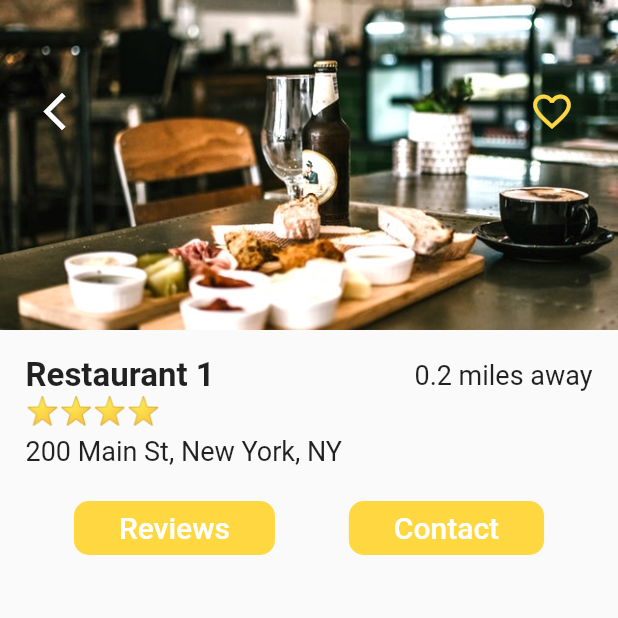
After one commit to hossam-alissa/flutter_food_delivery_ui, a Flutter app: the screen it shows after launch, after a tap on "Restaurant 1", on a phone screen of 412 x 824 dp, the top half of it. The commit adds this screen. Run offline on Flutter 3.47's test engine with Material 2 defaults, Android fonts, the phone set to English and light mode, and no system bars.

Commit message:
ADD image and details in RS

```diff
--- a/lib/screens/home_screen.dart
+++ b/lib/screens/home_screen.dart
@@ -1,6 +1,7 @@
 import 'package:flutter/material.dart';
 import 'package:flutter_food_delivery_ui/data/data.dart';
 import 'package:flutter_food_delivery_ui/models/restaurant.dart';
+import 'package:flutter_food_delivery_ui/screens/restaurant_screen.dart';
 import 'package:flutter_food_delivery_ui/widgets/rating_stars.dart';
 import 'package:flutter_food_delivery_ui/widgets/recent_orders.dart';
 
@@ -13,7 +14,12 @@ class _HomeScreenState extends State<HomeScreen> {
   _buildRestaurants() {
     List<Widget> restaurantList = [];
     restaurants.forEach((Restaurant restaurant) {
-      restaurantList.add(Container(
+      restaurantList.add(GestureDetector(
+        onTap: () => Navigator.push(
+            context,
+            MaterialPageRoute(
+                builder: (_) => RestaurantScreen(restaurant: restaurant))),
+        child: Container(
           margin: EdgeInsets.symmetric(horizontal: 20.0, vertical: 10.0),
           decoration: BoxDecoration(
             color: Colors.white,
@@ -24,11 +30,14 @@ class _HomeScreenState extends State<HomeScreen> {
             children: [
               ClipRRect(
                 borderRadius: BorderRadius.circular(15.0),
+                child: Hero(
+                  tag: restaurant.imageUrl,
                   child: Image(
                     height: 150.0,
                     width: 150.0,
                     image: AssetImage(restaurant.imageUrl),
                     fit: BoxFit.cover,
+                  ),
                 ),
               ),
               Expanded(
@@ -40,8 +49,8 @@ class _HomeScreenState extends State<HomeScreen> {
                     children: [
                       Text(
                         restaurant.name,
-                      style:
-                          TextStyle(fontSize: 20.0, fontWeight: FontWeight.bold),
+                        style: TextStyle(
+                            fontSize: 20.0, fontWeight: FontWeight.bold),
                         overflow: TextOverflow.ellipsis,
                       ),
                       SizedBox(height: 4.0),
@@ -49,15 +58,15 @@ class _HomeScreenState extends State<HomeScreen> {
                       SizedBox(height: 4.0),
                       Text(
                         restaurant.address,
-                      style:
-                          TextStyle(fontSize: 16.0, fontWeight: FontWeight.w600),
+                        style: TextStyle(
+                            fontSize: 16.0, fontWeight: FontWeight.w600),
                         overflow: TextOverflow.ellipsis,
                       ),
                       SizedBox(height: 4.0),
                       Text(
                         "0.2 miles away",
-                      style:
-                          TextStyle(fontSize: 16.0, fontWeight: FontWeight.w600),
+                        style: TextStyle(
+                            fontSize: 16.0, fontWeight: FontWeight.w600),
                         overflow: TextOverflow.ellipsis,
                       ),
                     ],
@@ -65,6 +74,7 @@ class _HomeScreenState extends State<HomeScreen> {
                 ),
               ),
             ],
+          ),
         ),
       ));
     });
--- /dev/null
+++ b/lib/screens/restaurant_screen.dart
@@ -0,0 +1,110 @@
+import 'package:flutter/material.dart';
+import 'package:flutter_food_delivery_ui/models/restaurant.dart';
+import 'package:flutter_food_delivery_ui/widgets/rating_stars.dart';
+
+class RestaurantScreen extends StatefulWidget {
+  final Restaurant restaurant;
+
+  RestaurantScreen({this.restaurant});
+
+  @override
+  _RestaurantScreenState createState() => _RestaurantScreenState();
+}
+
+class _RestaurantScreenState extends State<RestaurantScreen> {
+  @override
+  Widget build(BuildContext context) {
+    return Scaffold(
+      body: Column(
+        children: [
+          Stack(
+            children: [
+              Hero(
+                tag: widget.restaurant.imageUrl,
+                child: Image(
+                  height: 220.0,
+                  width: MediaQuery
+                      .of(context)
+                      .size
+                      .width,
+                  image: AssetImage(widget.restaurant.imageUrl),
+                  fit: BoxFit.cover,
+                ),
+              ),
+              Padding(
+                padding: EdgeInsets.symmetric(horizontal: 20, vertical: 50),
+                child: Row(
+                  mainAxisAlignment: MainAxisAlignment.spaceBetween,
+                  children: [
+                    IconButton(
+                      icon: Icon(Icons.arrow_back_ios),
+                      color: Colors.white,
+                      iconSize: 30.0,
+                      onPressed: () => Navigator.pop(context),
+                    ),
+                    IconButton(
+                      icon: Icon(Icons.favorite_border),
+                      color: Theme
+                          .of(context)
+                          .primaryColor,
+                      iconSize: 30.0,
+                      onPressed: () {},
+                    ),
+                  ],
+                ),
+              ),
+            ],
+          ),
+          Padding(
+            padding: EdgeInsets.all(17.0),
+            child: Column(
+              crossAxisAlignment: CrossAxisAlignment.start,
+              children: [
+                Row(
+                  mainAxisAlignment: MainAxisAlignment.spaceBetween,
+                  children: [
+                    Text(
+                      widget.restaurant.name,
+                      style: TextStyle(
+                          fontSize: 22.0, fontWeight: FontWeight.w600),
+                    ),
+                    Text(
+                      "0.2 miles away",
+                      style: TextStyle(fontSize: 18.0),
+                    ),
+                  ],
+                ),
+                RatingStars(widget.restaurant.rating),
+                SizedBox(
+                  height: 6.0,
+                ),
+                Text(
+                  widget.restaurant.address,
+                  style: TextStyle(fontSize: 18.0),
+                ),
+              ],
+            ),
+          ),
+          Row(
+            mainAxisAlignment: MainAxisAlignment.spaceEvenly,
+            children: [
+            FlatButton(
+              onPressed: () {},
+              padding: EdgeInsets.symmetric(horizontal: 30.0),
+              color: Theme.of(context).primaryColor,
+              shape: RoundedRectangleBorder(borderRadius: BorderRadius.circular(10.0)),
+              child:Text("Reviews",style: TextStyle(color: Colors.white,fontSize: 20.0),),
+            ),
+            FlatButton(
+              onPressed: () {},
+              padding: EdgeInsets.symmetric(horizontal: 30.0),
+              color: Theme.of(context).primaryColor,
+              shape: RoundedRectangleBorder(borderRadius: BorderRadius.circular(10.0)),
+              child:Text("Contact",style: TextStyle(color: Colors.white,fontSize: 20.0),),
+            ),
+          ],)
+        ],
+      ),
+    );
+  }
+}
--- a/lib/widgets/rating_stars.dart
+++ b/lib/widgets/rating_stars.dart
@@ -2,15 +2,19 @@ import 'package:flutter/material.dart';
 
 class RatingStars extends StatelessWidget {
   final int rating;
+
   RatingStars(this.rating);
 
   @override
   Widget build(BuildContext context) {
     String stars = "";
-    for(int i =0 ; i < rating; i++){
-      stars = stars + "*  ";
+    for (int i = 0; i < rating; i++) {
+      stars = stars + "⭐️";
       stars.trim();
     }
-    return Text(stars,style: TextStyle(fontSize: 18.0),);
+    return Text(
+      stars,
+      style: TextStyle(fontSize: 18.0),
+    );
   }
 }
--- a/lib/widgets/recent_orders.dart
+++ b/lib/widgets/recent_orders.dart
@@ -36,7 +36,8 @@ class RecentOrders extends StatelessWidget {
                 children: [
                   Text(
                     order.food.name + "csvadscasdcdasaa",
-                    style: TextStyle(fontSize: 18.0, fontWeight: FontWeight.bold),
+                    style:
+                        TextStyle(fontSize: 18.0, fontWeight: FontWeight.bold),
                     overflow: TextOverflow.ellipsis,
                   ),
                   SizedBox(height: 4.0),
```
Also changed, not shown: lib/main.dart (+0 -12 lines), pubspec.lock, 1 other file. Lines whose indentation alone changed are shown as unchanged.
